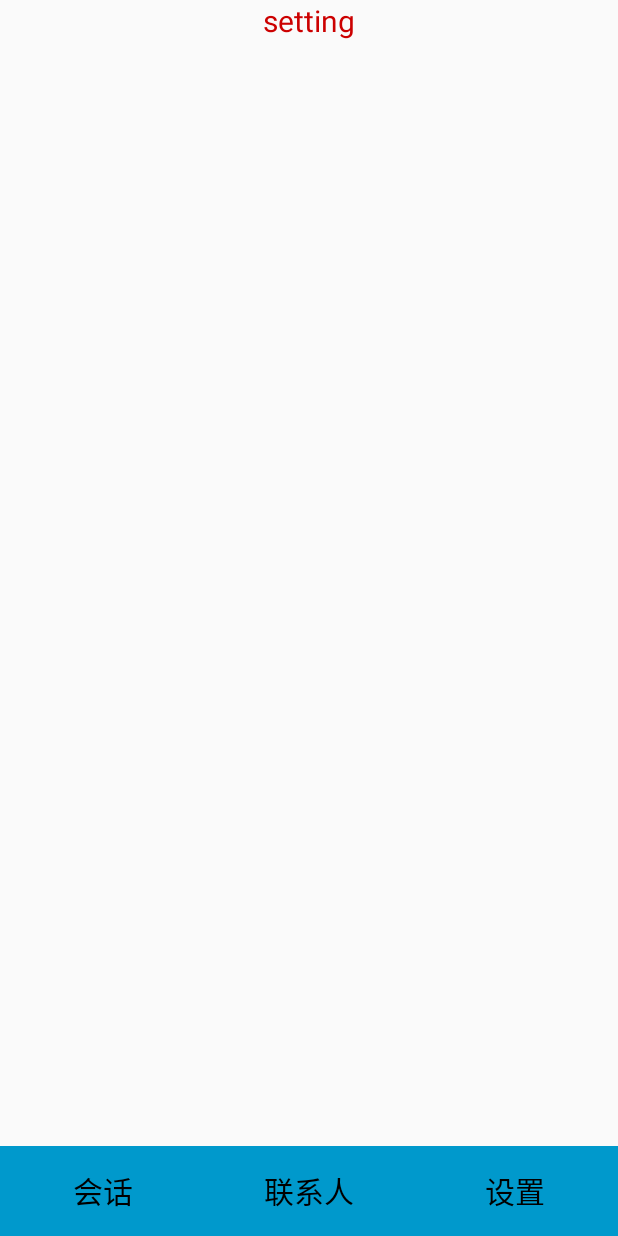
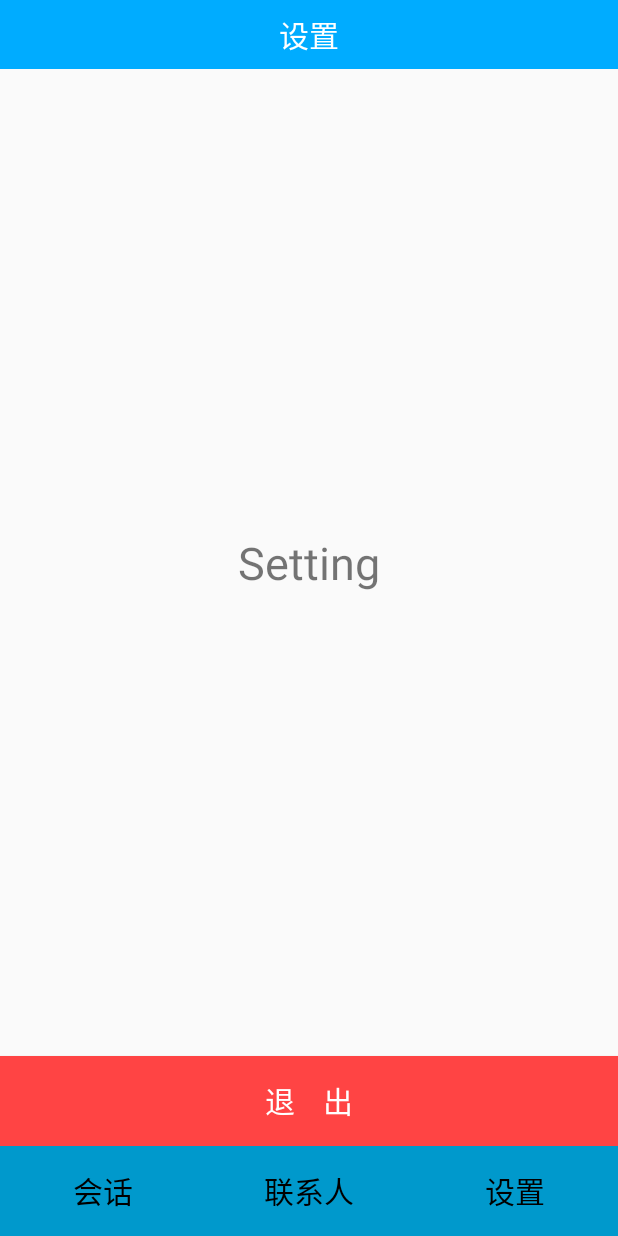
Before and after one commit to zhangsan2016/MyIM, an Android app: the fragment SettingFragment placed in its activity, on a phone screen of 412 x 824 dp. Run offline under Robolectric (Android 15) with nearby library versions, the phone set to English and light mode, and no system bars.

Commit message:
2017年9月28日 16:47:32

```diff
--- a/app/src/main/java/im/ldgd/com/myim/controller/activity/MainActivity.java
+++ b/app/src/main/java/im/ldgd/com/myim/controller/activity/MainActivity.java
@@ -22,6 +22,10 @@ public class MainActivity extends FragmentActivity {
     private RadioButton rbMainContact;
     private RadioButton rbMainSetting;
 
+    private ChatFragment chartFragment;
+    private ContactListFragment contactListFragment;
+    private SettingFragment settingFragment;
+
 
     @Override
     protected void onCreate(Bundle savedInstanceState) {
@@ -30,7 +34,16 @@ public class MainActivity extends FragmentActivity {
 
         findViews();
 
+        initData();
+
         initListener();
+
+    }
+
+    private void initData() {
+        chartFragment = new ChatFragment();
+        contactListFragment = new ContactListFragment();
+        settingFragment = new SettingFragment();
 
     }
 
@@ -41,10 +54,10 @@ public class MainActivity extends FragmentActivity {
                 Fragment fragment = null;
                 switch (checkedId) {
                     case R.id.rb_main_chat:
-                        fragment = new ChatFragment();
+                        fragment = chartFragment;
                         break;
                     case R.id.rb_main_contact:
-                        fragment = new ContactListFragment();
+                        fragment = contactListFragment;
                         break;
                     case R.id.rb_main_setting:
                         fragment = new SettingFragment();
--- a/app/src/main/res/layout/fragment_setting.xml
+++ b/app/src/main/res/layout/fragment_setting.xml
@@ -1,16 +1,40 @@
 <?xml version="1.0" encoding="utf-8"?>
 <LinearLayout xmlns:android="http://schemas.android.com/apk/res/android"
+    xmlns:app="http://schemas.android.com/apk/res-auto"
     android:layout_width="match_parent"
     android:layout_height="match_parent"
     android:orientation="vertical">
 
 
-    <TextView
-        android:layout_width="wrap_content"
+    <com.hyphenate.easeui.widget.EaseTitleBar
+        android:layout_width="match_parent"
         android:layout_height="wrap_content"
-        android:layout_gravity="center"
-        android:text="setting"
-        android:textColor="@android:color/holo_red_dark"
+        app:titleBarTitle="设置">
+
+    </com.hyphenate.easeui.widget.EaseTitleBar>
+
+
+    <ScrollView
+        android:layout_width="match_parent"
+        android:layout_height="0dp"
+        android:layout_weight="1">
+
+        <TextView
+            android:layout_width="wrap_content"
+            android:layout_height="wrap_content"
+            android:layout_gravity="center"
+            android:text="Setting"
+            android:textSize="30sp" />
+
+    </ScrollView>
+
+    <Button
+        android:id="@+id/bt_setting_out"
+        android:layout_width="match_parent"
+        android:layout_height="60dp"
+        android:background="@color/holo_red_light"
+        android:text="退    出"
+        android:textColor="@android:color/white"
         android:textSize="20sp" />
 
 </LinearLayout>
```
Also changed, not shown: app/src/main/res/layout/fragment_chat.xml (+16 -7 lines).
